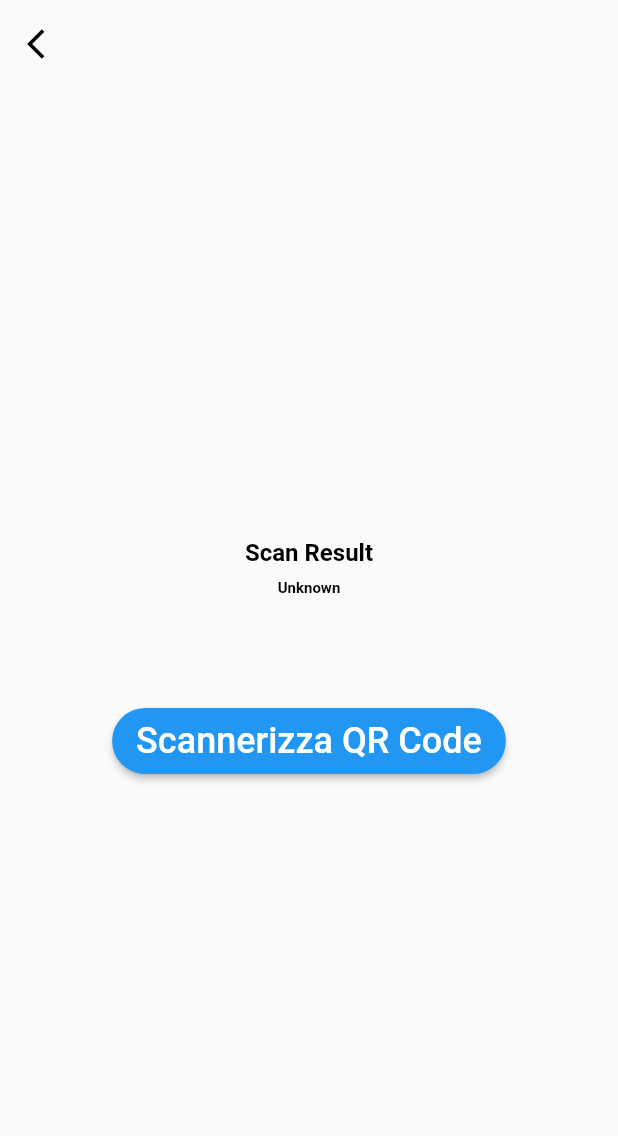
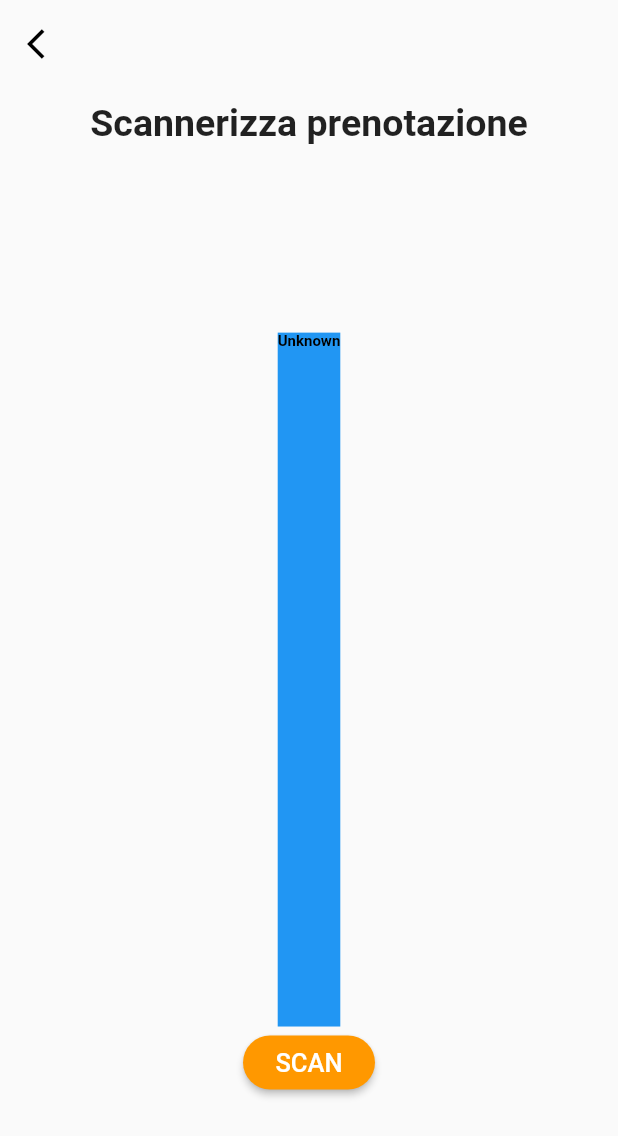
Before and after one commit to ErosAbatelli/quickplay_Flutter, a Flutter app: the QRScanPage screen opened directly, on a phone screen of 412 x 824 dp. Shown: the top 1136 px of the screen. Run offline on Flutter 3.47's test engine with Material 2 defaults, Android fonts, the phone set to English and light mode, and no system bars; our stand-ins replace barcode_widget, cloud_firestore, email_validator, firebase_auth, firebase_storage, flex_color_scheme and 8 more; missing offline and left inert: clipboard_manager, ff_navigation_bar, flutter_barcode_scanner, kf_drawer, map_picker; accounts and stored records are empty; Roboto replaces fonts that are missing (sans-serif-thin); project files that could hold a hidden picture were left out.

Commit message:
inizio cambiamento qr code scan lato Club

```diff
--- a/lib/pages/ClubSelection.dart
+++ b/lib/pages/ClubSelection.dart
@@ -147,7 +147,7 @@ class _EffettuaPrenotazione extends State<EffettuaPrenotazione> {
               ),
               collapsed: Container(
                   decoration: BoxDecoration(
-                    color: Colors.blueGrey,
+                    color: Colors.orange,
                     borderRadius: BorderRadius.only(
                       topLeft: Radius.circular(24.0),
                       topRight: Radius.circular(24.0),
@@ -169,9 +169,9 @@ class _EffettuaPrenotazione extends State<EffettuaPrenotazione> {
                             child: Text(
                               "FILTRI",
                               style: TextStyle(
-                                color: Colors.white,
+                                color: Colors.black,
                                 fontSize: 25,
-                                fontFamily: "sans-serif-thin",
+                                fontFamily: "sans-serif-medium",
                                 fontWeight: FontWeight.w600,
                               ),
                             ),
@@ -303,10 +303,11 @@ class _EffettuaPrenotazione extends State<EffettuaPrenotazione> {
             Expanded(
                 child: Center(
                   child: Text(
-                    "FILTRI DI RICERCA",
+                    "FILTRI",
                     style: TextStyle(
                         color: Colors.black,
                         fontFamily: "sans-serif-medium",
+                        fontWeight: FontWeight.w600,
                         fontSize: 25),
                   ),
                 )),
--- a/lib/pages/QrCode/QrCode_scan.dart
+++ b/lib/pages/QrCode/QrCode_scan.dart
@@ -48,16 +48,22 @@ class _QRScanPageState extends State<QRScanPage> {
           child: Column(
             mainAxisAlignment: MainAxisAlignment.center,
             children: <Widget>[
-              Text(
-                'Scan Result',
+              Expanded(
+                flex: 2,
+                child: Container(
+                  child: Text("Scannerizza prenotazione",
                   style: TextStyle(
-                  fontSize: 16,
-                  color: Colors.black,
-                  fontWeight: FontWeight.bold,
+                    fontSize: 25,
+                    fontWeight: FontWeight.w600,
+                    fontFamily: "sans-serif-thin",
+                  ),),
                 ),
               ),
-              SizedBox(height: 8),
-              Text(
+              Expanded(
+                flex: 6,
+                child: Container(
+                  color: Colors.blue,
+                  child: Text(
                     '$qrCode',
                     style: TextStyle(
                       fontSize: 10,
@@ -65,17 +71,24 @@ class _QRScanPageState extends State<QRScanPage> {
                       color: Colors.black,
                     ),
                   ),
-              SizedBox(height: 72),
-              RaisedButton(
+                ),
+              ),
+              Flexible(
+                child: Container(
+                  child: RaisedButton(
                     child: Text(
-                  "Scannerizza QR Code",
-                  style: TextStyle(fontSize: 24),
+                      "SCAN",
+                      style: TextStyle(fontSize: 17),
                     ),
                     shape: StadiumBorder(),
-                color: Theme.of(context).primaryColor,
-                padding: EdgeInsets.symmetric(horizontal: 16, vertical: 8),
+                    color: Colors.orange,
                     textColor: Colors.white,
                     onPressed: () => scanQRCode(),
+                  ),
+                ),
+              ),
+              Expanded(
+                child: Container(),
               )
             ],
           ),
```
Lines whose indentation alone changed are shown as unchanged.
